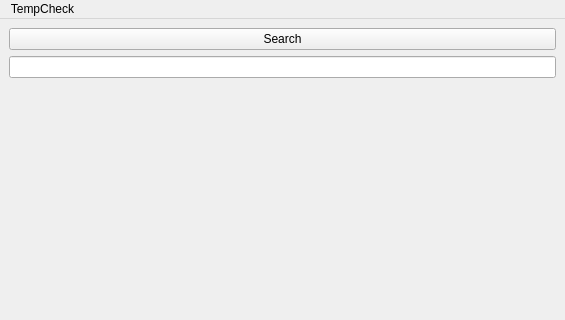
Before: the Qt Designer form weatherapp.ui in domysu/WeatherApp, drawn with Qt 5; both pictures show x 0 to 565 and y 0 to 320 of the 565 by 593 pixel window.
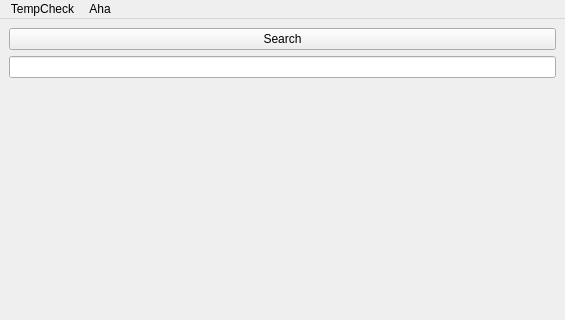
After: the same form once the commit is applied.

What changed in the file:
```diff
--- a/weatherapp.ui
+++ b/weatherapp.ui
@@ -56,7 +56,13 @@
     </property>
     <addaction name="actionAsile"/>
    </widget>
+   <widget class="QMenu" name="menuAha">
+    <property name="title">
+     <string>Aha</string>
+    </property>
+   </widget>
    <addaction name="menuTemperatura"/>
+   <addaction name="menuAha"/>
   </widget>
   <widget class="QStatusBar" name="statusbar"/>
   <action name="actionAsile">
```
